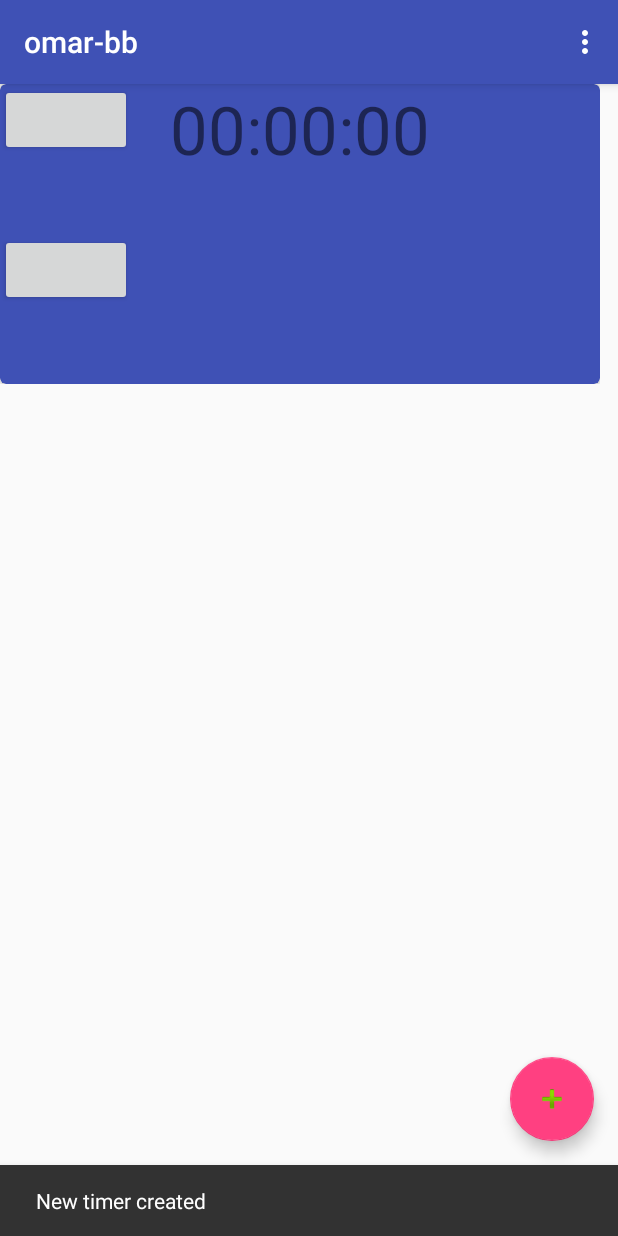
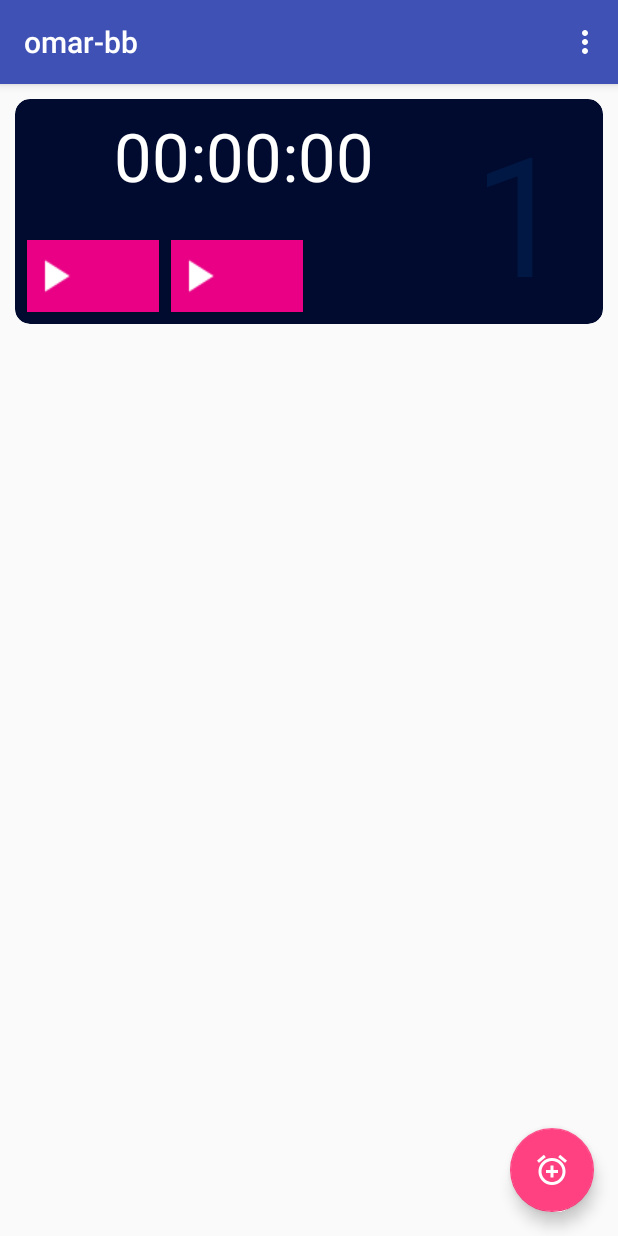
Before and after one commit to konshensx16/omar-bb, an Android app: the screen it shows after launch (MainActivity), after a tap on an icon or button, on a phone screen of 412 x 824 dp. Run offline under Robolectric (Android 15) with nearby library versions, the phone set to English and light mode, and no system bars.

Commit message:
added some icons and fixed some issues with the buttons (elevation not working up to this point.)

```diff
--- a/app/src/main/java/com/example/konshensx/omar_bb/CustomTimer.java
+++ b/app/src/main/java/com/example/konshensx/omar_bb/CustomTimer.java
@@ -27,7 +27,6 @@ public class CustomTimer {
     }
 
     public void startTimer() {
-        Log.d(TAG, "Timer started");
         this.startedAt = System.currentTimeMillis();
         this.timer = new Timer(true);
         // i need to recreate the timerTask
@@ -46,25 +45,21 @@ public class CustomTimer {
         this.timer.cancel();
         this.timer = null;
         this.secondsPassed = 0;
-        Log.d(TAG, "Timer stopped");
         this.isRunning = false;
     }
 
     public void pauseTimer() {
         this.timer.cancel();
-        Log.d(TAG, "Timer paused");
         this.isRunning = false;
     }
 
     public void resumeTimer() {
-        Log.d(TAG, "Timer resumed");
         this.timer = new Timer(true);
 
         this.timerTask = new TimerTask() {
             @Override
             public void run() {
                 secondsPassed += 1000;
-                Log.d("TIMER", "System " + getElapsedTime());
             }
         };
         this.timer.scheduleAtFixedRate(timerTask, 0, 1000);
@@ -81,7 +76,6 @@ public class CustomTimer {
         SimpleDateFormat formatter = new SimpleDateFormat("HH:mm:ss");
         Date date = new Date(this.secondsPassed);
         String result = (formatter.format(date));
-        Log.d("TIMER", "ID: " + id + result);
         return result;
     }
 
@@ -92,4 +86,9 @@ public class CustomTimer {
     public int getId() {
         return this.id;
     }
+
+    public int getHumanId()
+    {
+        return this.id + 1;
+    }
 }
--- a/app/src/main/java/com/example/konshensx/omar_bb/MainActivity.java
+++ b/app/src/main/java/com/example/konshensx/omar_bb/MainActivity.java
@@ -58,8 +58,6 @@ public class MainActivity extends AppCompatActivity {
             public void onClick(View view) {
                 myDataset.add(new CustomTimer());
                 mAdapter.notifyItemInserted(myDataset.size() - 1);
-                Snackbar.make(view, "New timer created", Snackbar.LENGTH_LONG)
-                        .setAction("Action", null).show();
             }
         });
     }
--- a/app/src/main/java/com/example/konshensx/omar_bb/MyAdapter.java
+++ b/app/src/main/java/com/example/konshensx/omar_bb/MyAdapter.java
@@ -2,6 +2,7 @@ package com.example.konshensx.omar_bb;
 
 import android.app.Activity;
 import android.content.Context;
+import android.graphics.drawable.Drawable;
 import android.support.v7.widget.RecyclerView;
 import android.util.Log;
 import android.view.LayoutInflater;
@@ -30,12 +31,14 @@ public class MyAdapter extends RecyclerView.Adapter<MyAdapter.ViewHolder> {
         public TextView mTextView;
         public Button startStopTimer;
         public Button pauseResumeTimer;
+        public TextView humanIdText;
 
         public ViewHolder(View v) {
             super(v);
             mTextView = v.findViewById(R.id.info_text);
             startStopTimer = v.findViewById(R.id.start_stop);
             pauseResumeTimer = v.findViewById(R.id.pause_resume);
+            humanIdText = v.findViewById(R.id.human_id);
         }
     }
 
@@ -63,6 +66,7 @@ public class MyAdapter extends RecyclerView.Adapter<MyAdapter.ViewHolder> {
         // - get element from your dataset at this position
         // - replace the contents of the view with that element
         holder.mTextView.setText(mDataset.get(position).getElapsedTime());
+        holder.humanIdText.setText(Integer.toString(mDataset.get(position).getHumanId()));
 
         // start / stop the timer
         holder.startStopTimer.setOnClickListener(new View.OnClickListener() {
@@ -73,9 +77,16 @@ public class MyAdapter extends RecyclerView.Adapter<MyAdapter.ViewHolder> {
                 if (!myTimer.isRunning()) {
                     myTimer.startTimer();
                     holder.startStopTimer.setText("Stop");
+                    Drawable stopIcon = activity.getResources().getDrawable(R.drawable.baseline_stop_white_18pt_2x);
+                    holder.startStopTimer.setCompoundDrawablesWithIntrinsicBounds(stopIcon, null, null, null);
+
                 } else {
                     myTimer.stopTimer();
+                    Drawable stopIcon = activity.getResources().getDrawable(R.drawable.baseline_play_arrow_white_18pt_2x);
+                    holder.startStopTimer.setCompoundDrawablesWithIntrinsicBounds(stopIcon, null, null, null);
                     holder.startStopTimer.setText("Start");
+                    holder.mTextView.setText("00:00:00");
+
                 }
 //                notifyItemChanged(position);
                 Timer timer = new Timer();
@@ -90,7 +101,6 @@ public class MyAdapter extends RecyclerView.Adapter<MyAdapter.ViewHolder> {
 //                                    Log.d("MY_ADAPTER", "RUNNING");
                                     holder.mTextView.setText(mDataset.get(position).getElapsedTime());
 //                                    Log.d("MY_ADAPTER", String.valueOf(mDataset.get(position).isRunning()));
-
                                 }
                             }
                         });
@@ -98,8 +108,6 @@ public class MyAdapter extends RecyclerView.Adapter<MyAdapter.ViewHolder> {
                 };
 
                 timer.scheduleAtFixedRate(timerTask, 0, 100);
-
-                Log.d(TAG, "button clicked ");
             }
         });
 
@@ -112,9 +120,13 @@ public class MyAdapter extends RecyclerView.Adapter<MyAdapter.ViewHolder> {
                 if (!myTimer.isRunning()) {
                     myTimer.resumeTimer();
                     holder.pauseResumeTimer.setText("Pause");
+                    Drawable stopIcon = activity.getResources().getDrawable(R.drawable.baseline_pause_white_18pt_2x);
+                    holder.pauseResumeTimer.setCompoundDrawablesWithIntrinsicBounds(stopIcon, null, null, null);
                 } else {
                     myTimer.pauseTimer();
                     holder.pauseResumeTimer.setText("Resume");
+                    Drawable stopIcon = activity.getResources().getDrawable(R.drawable.baseline_play_arrow_white_18pt_2x);
+                    holder.pauseResumeTimer.setCompoundDrawablesWithIntrinsicBounds(stopIcon, null, null, null);
                 }
 //                notifyItemChanged(position);
 
--- a/app/src/main/res/layout/activity_main.xml
+++ b/app/src/main/res/layout/activity_main.xml
@@ -28,6 +28,6 @@
         android:layout_height="wrap_content"
         android:layout_gravity="bottom|end"
         android:layout_margin="@dimen/fab_margin"
-        app:srcCompat="@android:drawable/ic_input_add" />
+        app:srcCompat="@drawable/baseline_alarm_add_white_36pt_2x" />
 
 </android.support.design.widget.CoordinatorLayout>
--- a/app/src/main/res/layout/card_item.xml
+++ b/app/src/main/res/layout/card_item.xml
@@ -1,32 +1,85 @@
 <LinearLayout xmlns:android="http://schemas.android.com/apk/res/android"
     xmlns:card_view="http://schemas.android.com/apk/res-auto"
     xmlns:tools="http://schemas.android.com/tools"
-    android:layout_width="400dp"
-    android:layout_height="200dp"><!-- A CardView that contains a TextView -->
+    android:layout_width="match_parent"
+    android:layout_marginLeft="10dp"
+    android:layout_marginRight="10dp"
+    android:layout_marginTop="10dp"
+    android:layout_height="150dp"
+    android:gravity="center"
+    android:layout_gravity="center"
+    android:clipToPadding="false"><!-- A CardView that contains a TextView -->
+
     <android.support.v7.widget.CardView xmlns:card_view="http://schemas.android.com/apk/res-auto"
         android:id="@+id/card_view"
         android:layout_width="match_parent"
         android:layout_height="match_parent"
         android:layout_gravity="center"
-        card_view:cardBackgroundColor="@color/colorPrimary"
-        card_view:cardCornerRadius="4dp">
+        card_view:cardBackgroundColor="#000B2F"
+        card_view:cardCornerRadius="10dp"
+        android:elevation="30dp">
+
+        <android.support.constraint.ConstraintLayout
+            android:layout_width="match_parent"
+            android:layout_height="match_parent">
 
             <TextView
+                android:id="@+id/info_text"
+                android:layout_width="wrap_content"
+                android:layout_height="0dp"
+                android:layout_marginEnd="8dp"
+                android:layout_marginStart="8dp"
+                android:layout_marginTop="8dp"
                 android:textAlignment="center"
                 android:textSize="20pt"
-            android:id="@+id/info_text"
-            android:layout_width="match_parent"
-            android:layout_height="match_parent" />
+                android:textColor="#ffffff"
+                card_view:layout_constraintEnd_toEndOf="parent"
+                card_view:layout_constraintEnd_toStartOf="@+id/human_id"
+                card_view:layout_constraintStart_toStartOf="parent"
+                card_view:layout_constraintTop_toTopOf="parent" />
 
-        <!-- bunch of button will be here to control each timer? -->
+            <TextView
+                android:id="@+id/human_id"
+                android:layout_width="wrap_content"
+                android:layout_height="wrap_content"
+                android:layout_marginBottom="8dp"
+                android:layout_marginEnd="24dp"
+                android:layout_marginTop="8dp"
+                android:text="1"
+                android:textColor="#001843"
+                android:textAlignment="center"
+                android:textSize="50pt"
+                card_view:layout_constraintBottom_toBottomOf="parent"
+                card_view:layout_constraintEnd_toEndOf="parent"
+                card_view:layout_constraintTop_toTopOf="parent" />
+
             <Button
                 android:id="@+id/pause_resume"
+                android:layout_width="wrap_content"
                 android:layout_height="wrap_content"
-            android:layout_width="wrap_content" />
+                android:layout_marginBottom="8dp"
+                android:layout_marginStart="8dp"
+                android:background="#E90085"
+                android:drawableLeft="@drawable/baseline_play_arrow_white_18pt_2x"
+                android:paddingRight="5dp"
+                android:textColor="#ffffff"
+                card_view:layout_constraintBottom_toBottomOf="parent"
+                card_view:layout_constraintStart_toEndOf="@+id/start_stop" />
+
             <Button
-            android:layout_marginTop="100dp"
                 android:id="@+id/start_stop"
+                android:layout_width="wrap_content"
                 android:layout_height="wrap_content"
-            android:layout_width="wrap_content" />
+                android:layout_marginBottom="8dp"
+                android:layout_marginStart="8dp"
+                android:drawableLeft="@drawable/baseline_play_arrow_white_18pt_2x"
+                android:background="#E90085"
+                android:textColor="#ffffff"
+                card_view:layout_constraintBottom_toBottomOf="parent"
+                card_view:layout_constraintStart_toStartOf="parent" />
+        </android.support.constraint.ConstraintLayout>
+
+        <!-- bunch of buttons will be here to control each timer? -->
+
     </android.support.v7.widget.CardView>
 </LinearLayout>
```
Also changed, not shown: app/src/main/res/drawable/baseline_alarm_add_white_36pt_2x.png (added), app/src/main/res/drawable/baseline_pause_white_18pt_2x.png (added), app/src/main/res/drawable/baseline_play_arrow_white_18pt_2x.png (added), app/src/main/res/drawable/baseline_stop_white_18pt_2x.png (added). Lines whose indentation alone changed are shown as unchanged.
